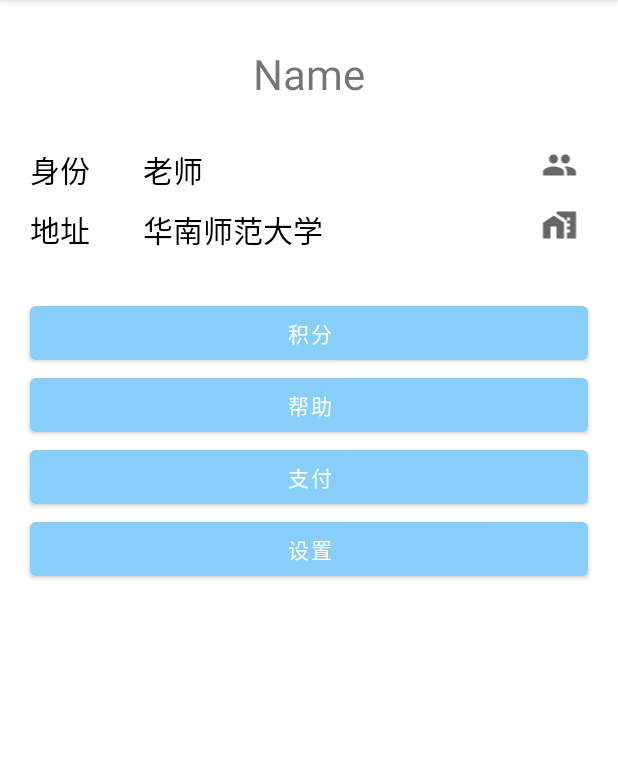
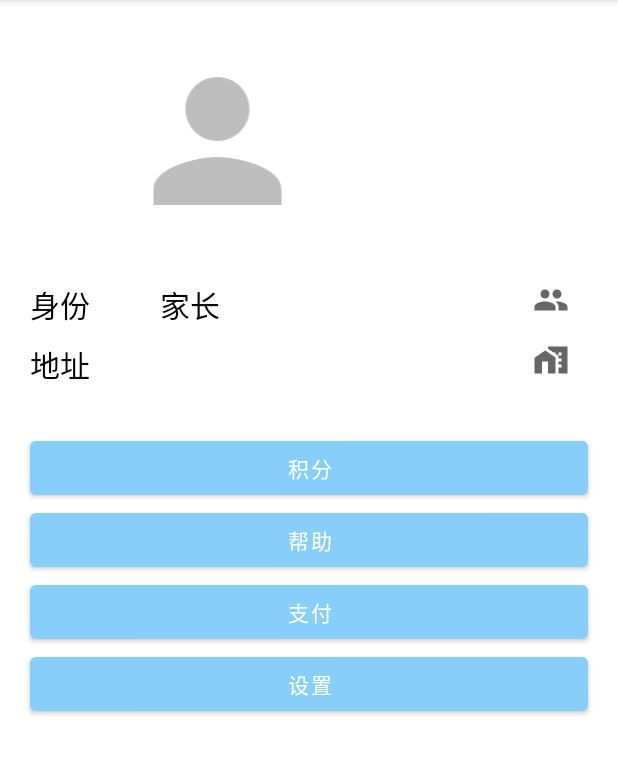
Before and after one commit to android-app-development-course/2021autumn-A8-TutorGather, an Android app: the fragment PersonalFragment shown on its own in the app's theme, on a phone screen of 412 x 824 dp, the part 84-859 px from its top. Run offline under Robolectric (Android 15) with nearby library versions, the phone set to English and light mode, and no system bars; network calls fail.

Commit message:
Add relations about Profile

```diff
--- a/TutorGather/app/src/main/java/com/example/mobile_phone/MainActivity.kt
+++ b/TutorGather/app/src/main/java/com/example/mobile_phone/MainActivity.kt
@@ -43,6 +43,9 @@ class MainActivity : AppCompatActivity() {
                 R.id.page_manger -> {
                     navController.navigate(R.id.action_global_to_orderFragment)
                 }
+                R.id.page_user -> {
+                    navController.navigate(R.id.action_global_personalFragment)
+                }
             }
             true
         }
--- a/TutorGather/app/src/main/java/com/example/mobile_phone/fragment/PersonalFragment.kt
+++ b/TutorGather/app/src/main/java/com/example/mobile_phone/fragment/PersonalFragment.kt
@@ -1,32 +1,22 @@
 package com.example.mobile_phone.fragment
 
+import android.graphics.Bitmap
+import android.graphics.BitmapFactory
 import android.os.Bundle
 import androidx.fragment.app.Fragment
 import android.view.LayoutInflater
 import android.view.View
 import android.view.ViewGroup
+import android.widget.ImageView
+import android.widget.TextView
 import com.example.mobile_phone.R
+import com.example.mobile_phone.bean.User
+import kotlinx.android.synthetic.main.fragment_personal.*
 
-// the fragment initialization parameters, e.g. ARG_ITEM_NUMBER
-private const val ARG_PARAM1 = "param1"
-private const val ARG_PARAM2 = "param2"
-
-/**
- * A simple [Fragment] subclass.
- * Use the [PersonalFragment.newInstance] factory method to
- * create an instance of this fragment.
- */
 class PersonalFragment : Fragment() {
-    // TODO: Rename and change types of parameters
-    private var param1: String? = null
-    private var param2: String? = null
 
     override fun onCreate(savedInstanceState: Bundle?) {
         super.onCreate(savedInstanceState)
-        arguments?.let {
-            param1 = it.getString(ARG_PARAM1)
-            param2 = it.getString(ARG_PARAM2)
-        }
     }
 
     override fun onCreateView(
@@ -37,23 +27,32 @@ class PersonalFragment : Fragment() {
         return inflater.inflate(R.layout.fragment_personal, container, false)
     }
 
-    companion object {
-        /**
-         * Use this factory method to create a new instance of
-         * this fragment using the provided parameters.
-         *
-         * @param param1 Parameter 1.
-         * @param param2 Parameter 2.
-         * @return A new instance of fragment PersonalFragment.
-         */
-        // TODO: Rename and change types and number of parameters
-        @JvmStatic
-        fun newInstance(param1: String, param2: String) =
-            PersonalFragment().apply {
-                arguments = Bundle().apply {
-                    putString(ARG_PARAM1, param1)
-                    putString(ARG_PARAM2, param2)
-                }
-            }
+    override fun onActivityCreated(savedInstanceState: Bundle?) {
+        super.onActivityCreated(savedInstanceState)
+        val profile_img :ImageView = profile_image
+        profile_img.setImageResource(R.drawable.default_profile_image_128)
+
+//        val options: BitmapFactory.Options = BitmapFactory.Options()
+//        options.inDither = false
+//        options.inPurgeable = true
+//        options.inInputShareable = true
+//        options.inTempStorage = ByteArray(1024 * 32)
+//
+//        val bm: Bitmap =
+//            BitmapFactory.decodeByteArray(imageAsBytes, 0, imageAsBytes.length, options)
+//        alert_photo.setImageBitmap(bm)
+        val user_name : TextView = name_content
+        user_name.text = User.name
+
+        val identification : TextView = id_content
+        if (User.canBeTeacher){
+            identification.text = "老师"
+        }
+        else{
+            identification.text = "家长"
+        }
+        val address :TextView = address_content
+        address.text = User.address
     }
+
 }
--- /dev/null
+++ b/TutorGather/app/src/main/res/drawable/default_profile_image_128.xml
@@ -0,0 +1,5 @@
+<vector android:height="128dp" android:tint="#BEBEBE"
+    android:viewportHeight="24" android:viewportWidth="24"
+    android:width="128dp" xmlns:android="http://schemas.android.com/apk/res/android">
+    <path android:fillColor="@android:color/white" android:pathData="M12,12c2.21,0 4,-1.79 4,-4s-1.79,-4 -4,-4 -4,1.79 -4,4 1.79,4 4,4zM12,14c-2.67,0 -8,1.34 -8,4v2h16v-2c0,-2.66 -5.33,-4 -8,-4z"/>
+</vector>
--- a/TutorGather/app/src/main/res/layout/activity_main.xml
+++ b/TutorGather/app/src/main/res/layout/activity_main.xml
@@ -32,6 +32,8 @@
                 android:layout_height="match_parent" />
     </LinearLayout>
 
+    z
+
     <com.google.android.material.bottomnavigation.BottomNavigationView
         android:id="@+id/bottom_navigation"
         android:layout_width="match_parent"
--- a/TutorGather/app/src/main/res/navigation/nav_graph.xml
+++ b/TutorGather/app/src/main/res/navigation/nav_graph.xml
@@ -34,5 +34,11 @@
 
     <action android:id="@+id/action_global_to_orderHeader"
             app:destination="@id/fragment_header"/>
+    <fragment
+        android:id="@+id/personalFragment"
+        android:name="com.example.mobile_phone.fragment.PersonalFragment"
+        android:label="fragment_personal"
+        tools:layout="@layout/fragment_personal" />
+    <action android:id="@+id/action_global_personalFragment" app:destination="@id/personalFragment"/>
 
 </navigation>
```
Also changed, not shown: TutorGather/app/src/main/java/com/example/mobile_phone/fragment/OrderMangerActivity.kt (deleted, +0 -33 lines). Lines whose indentation alone changed are shown as unchanged.
